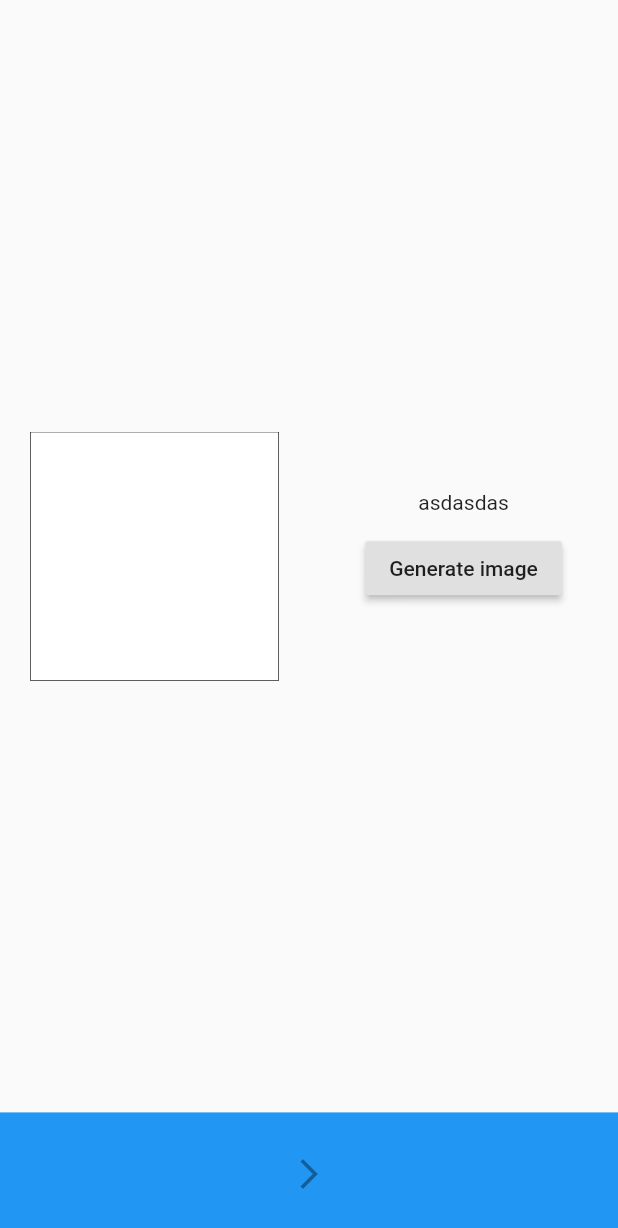
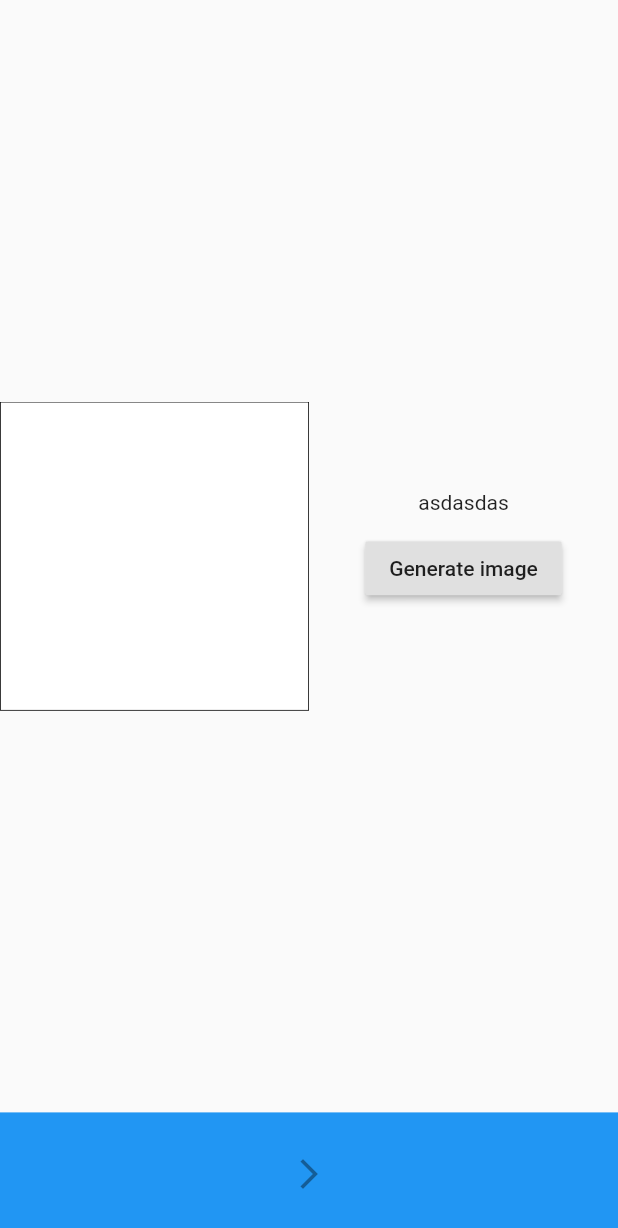
Before and after one commit to Kokonut133/MagicDraw, a Flutter app: the screen it shows after launch, on a phone screen of 412 x 824 dp. Shown: the top 1228 px of the screen. Run offline on Flutter 3.47's test engine with Material 2 defaults, Android fonts, the phone set to English and light mode, and no system bars.

Commit message:
fixed bordering

```diff
--- a/frontend/lib/main.dart
+++ b/frontend/lib/main.dart
@@ -5,6 +5,7 @@ import 'dart:ui';
 
 import 'package:flutter/material.dart';
 import 'package:flutter/rendering.dart';
+import 'package:image/image.dart' as img;
 
 void main() {
   runApp(new MaterialApp(
@@ -35,10 +36,9 @@ class MagicDrawApp extends StatelessWidget {
                   children: [
                     Expanded(
                       flex: 5,
-                      child: Padding(
-                        padding: EdgeInsets.all(20),
-                        child: Column(
+                      child: Column(
                           mainAxisAlignment: MainAxisAlignment.spaceEvenly,
+                          crossAxisAlignment: CrossAxisAlignment.center,
                           children: [
                             FittedBox(
                               child: SizedBox(
@@ -47,7 +47,6 @@ class MagicDrawApp extends StatelessWidget {
                                 )
                               ),
                             )]
-                        ),
                       )
                     ),
                     Expanded(
@@ -124,7 +123,7 @@ class _My_custom_painter_page extends State<My_custom_painter_page> {
           CustomPaint(
             painter: My_custom_painter(
                 offsets: _offsets, colors: _colors, brushSizes: _brushSizes),
-            size: Size.square(MediaQuery.of(context).size.width / 2)
+            size: Size.square(canvas_width)
           ),
         ],
       )
@@ -214,8 +213,9 @@ class _Real_image_generator_state extends State<Real_image_generator>{
     canvas.drawCircle(Offset(50, 50), 20.0, paint);
 
     final picture = recorder.endRecording();
-    final img = await picture.toImage(200, 200);
-    final pngBytes = await img.toByteData(format: ImageByteFormat.png);
+    final my_img = await picture.toImage(canvas_width.toInt(), canvas_height.toInt());
+    //final pngBytes = Image.memory(img.encodePng(my_img))
+    final pngBytes = await my_img.toByteData(format: ImageByteFormat.png);
 
     setState(() {
       imgBytes = pngBytes;
--- a/frontend/pubspec.yaml
+++ b/frontend/pubspec.yaml
@@ -23,6 +23,7 @@ environment:
 dependencies:
   flutter:
     sdk: flutter
+  image: 2.1.12
 
 
   # The following adds the Cupertino Icons font to your application.
```
Also changed, not shown: frontend/pubspec.lock, 3 other files.
